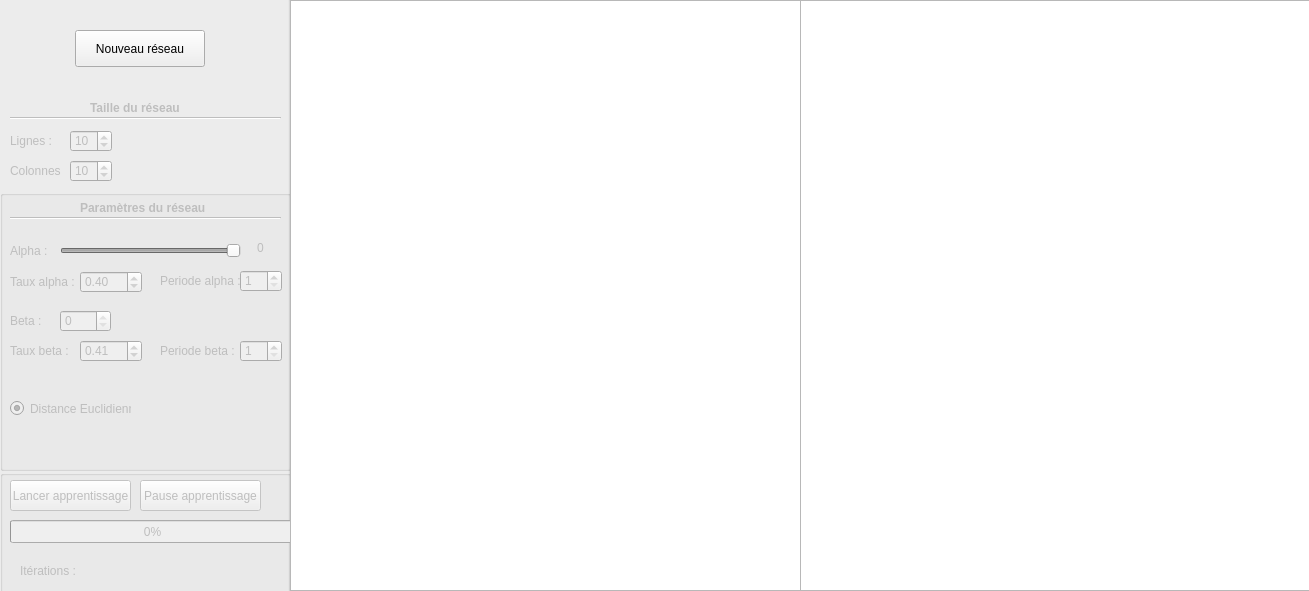
This is Projet/PTUT/PTUT.ui in Asord/ProjetSOM as Qt 5 draws it before an edit. The edited form follows.
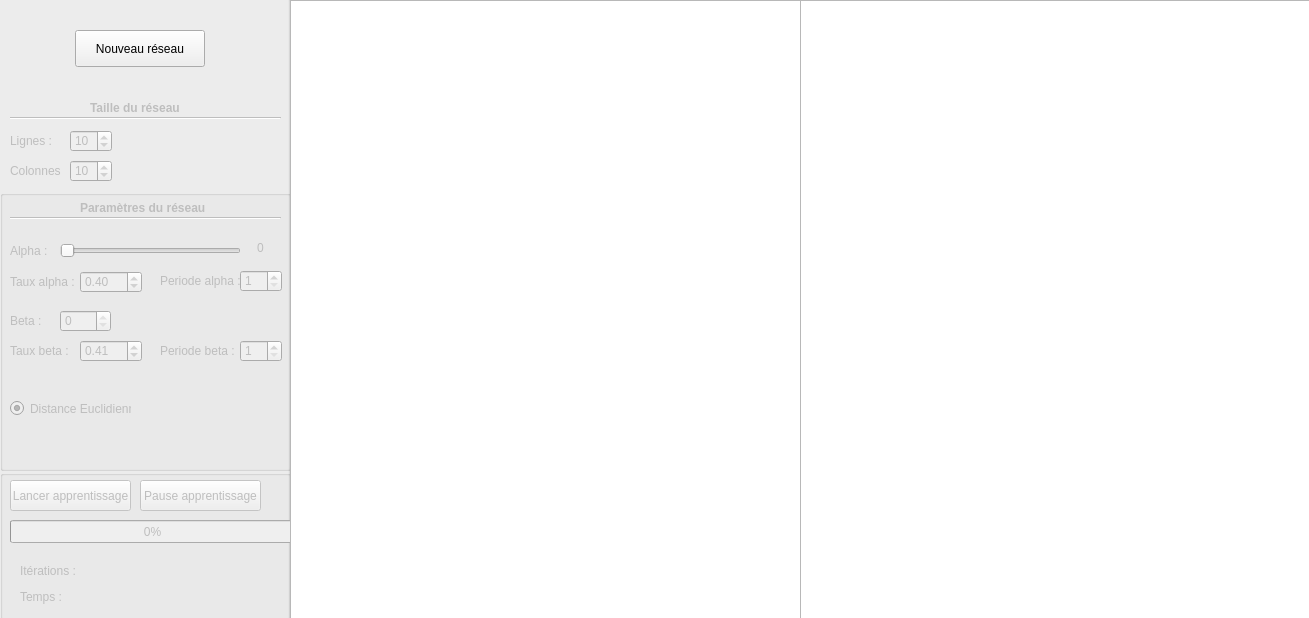
This is the edited form.

```diff
--- a/Projet/PTUT/PTUT.ui
+++ b/Projet/PTUT/PTUT.ui
@@ -7,7 +7,7 @@
     <x>0</x>
     <y>0</y>
     <width>1309</width>
-    <height>591</height>
+    <height>618</height>
    </rect>
   </property>
   <property name="windowTitle">
@@ -19,7 +19,7 @@
      <x>-10</x>
      <y>-20</y>
      <width>300</width>
-     <height>620</height>
+     <height>641</height>
     </rect>
    </property>
    <property name="title">
@@ -47,7 +47,7 @@
       <x>10</x>
       <y>490</y>
       <width>291</width>
-      <height>131</height>
+      <height>151</height>
      </rect>
     </property>
     <property name="title">
@@ -120,6 +120,22 @@
       <string>Itérations : </string>
      </property>
     </widget>
+    <widget class="QLabel" name="Time">
+     <property name="enabled">
+      <bool>false</bool>
+     </property>
+     <property name="geometry">
+      <rect>
+       <x>20</x>
+       <y>116</y>
+       <width>151</width>
+       <height>21</height>
+      </rect>
+     </property>
+     <property name="text">
+      <string>Temps :</string>
+     </property>
+    </widget>
    </widget>
    <widget class="QLabel" name="Titre1">
     <property name="enabled">
@@ -336,10 +352,10 @@
       <number>1000</number>
      </property>
      <property name="value">
-      <number>1000</number>
+      <number>0</number>
      </property>
      <property name="sliderPosition">
-      <number>1000</number>
+      <number>0</number>
      </property>
      <property name="orientation">
       <enum>Qt::Horizontal</enum>
@@ -610,7 +626,7 @@
      <x>290</x>
      <y>0</y>
      <width>511</width>
-     <height>591</height>
+     <height>621</height>
     </rect>
    </property>
   </widget>
@@ -620,7 +636,7 @@
      <x>800</x>
      <y>0</y>
      <width>511</width>
-     <height>591</height>
+     <height>621</height>
     </rect>
    </property>
   </widget>
```
Left out of the diff: 16 changed lines with no effect on the pictures.
